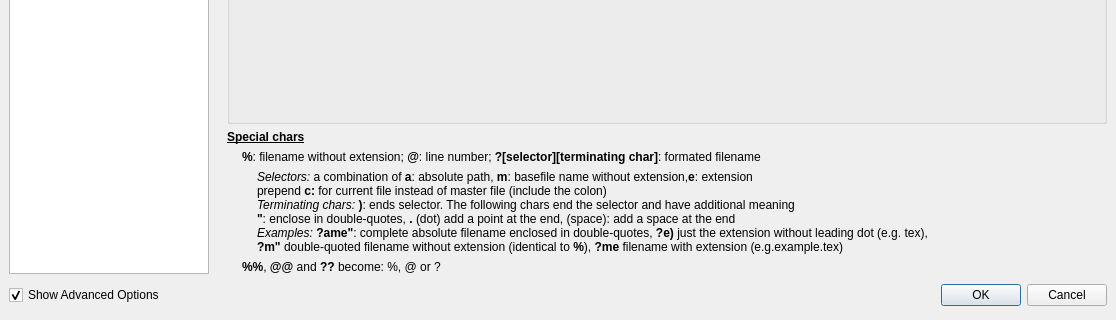
Old version of the form configdialog.ui in the repository svn2github/texstudio-trunk; both pictures show x 0 to 1116 and y 354 to 674 of the 1116 by 674 pixel window.
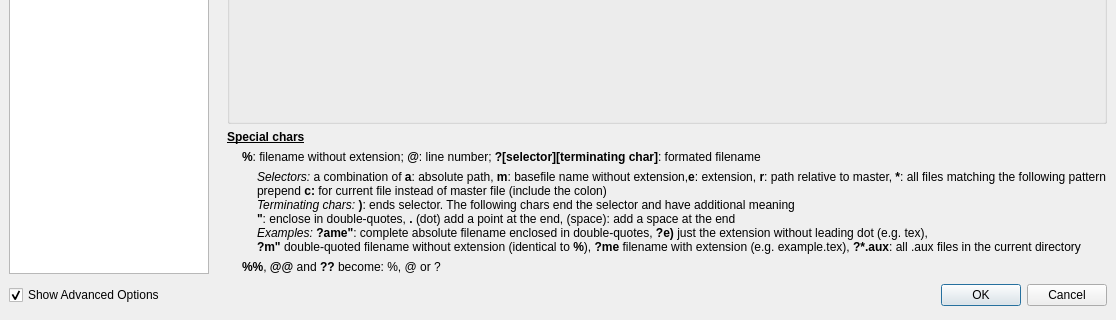
New version of the form. The open tabs and pages were chosen to show the change. Icons and pictures are not drawn.

Commit message: fix * selector for absolute paths on Windows, add selector for relative paths, documented them

```diff
--- a/configdialog.ui
+++ b/configdialog.ui
@@ -575,12 +575,15 @@
        <item>
         <widget class="QLabel" name="label_17">
          <property name="text">
-          <string>&lt;i&gt;Selectors:&lt;/i&gt; a combination of &lt;b&gt;a&lt;/b&gt;: absolute path, &lt;!--&lt;i&gt;r&lt;/i&gt;: relative path, --&gt;&lt;b&gt;m&lt;/b&gt;: basefile name without extension,&lt;b&gt;e&lt;/b&gt;: extension&lt;br /&gt;
+          <string>&lt;i&gt;Selectors:&lt;/i&gt; a combination of &lt;b&gt;a&lt;/b&gt;: absolute path, &lt;!--&lt;i&gt;r&lt;/i&gt;: relative path, --&gt;&lt;b&gt;m&lt;/b&gt;: basefile name without extension,&lt;b&gt;e&lt;/b&gt;: extension, &lt;b&gt;r&lt;/b&gt;: path relative to master, &lt;b&gt;*&lt;/b&gt;: all files matching the following pattern&lt;br /&gt;
 prepend &lt;b&gt;c:&lt;/b&gt; for current file instead of master file (include the colon)&lt;br /&gt;
 &lt;i&gt;Terminating chars:&lt;/i&gt; &lt;b&gt;)&lt;/b&gt;: ends selector. The following chars end the selector and have additional meaning&lt;br /&gt;
 &lt;b&gt;&quot;&lt;/b&gt;: enclose in double-quotes, &lt;b&gt;.&lt;/b&gt; (dot) add a point at the end, (space): add a space at the end&lt;br /&gt;
 &lt;i&gt;Examples:&lt;/i&gt; &lt;b&gt;?ame&quot;&lt;/b&gt;: complete absolute filename enclosed in double-quotes, &lt;b&gt;?e)&lt;/b&gt; just the extension without leading dot (e.g. tex), &lt;br /&gt;
-&lt;b&gt;?m&quot;&lt;/b&gt; double-quoted filename without extension (identical to &lt;b&gt;%&lt;/b&gt;), &lt;b&gt;?me&lt;/b&gt; filename with extension (e.g.example.tex)</string>
+&lt;b&gt;?m&quot;&lt;/b&gt; double-quoted filename without extension (identical to &lt;b&gt;%&lt;/b&gt;), &lt;b&gt;?me&lt;/b&gt; filename with extension (e.g. example.tex), &lt;b&gt;?*.aux&lt;/b&gt;: all .aux files in the current directory</string>
+         </property>
+         <property name="wordWrap">
+          <bool>true</bool>
          </property>
          <property name="indent">
           <number>30</number>
```
Left out of the diff: 18 changed lines with no effect on the pictures. The commit also changes 1 other file.
